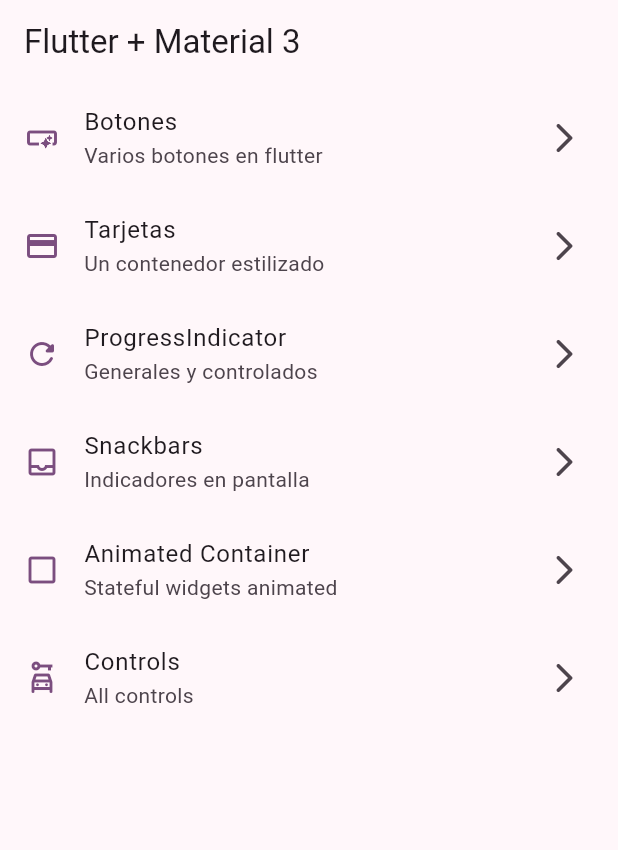
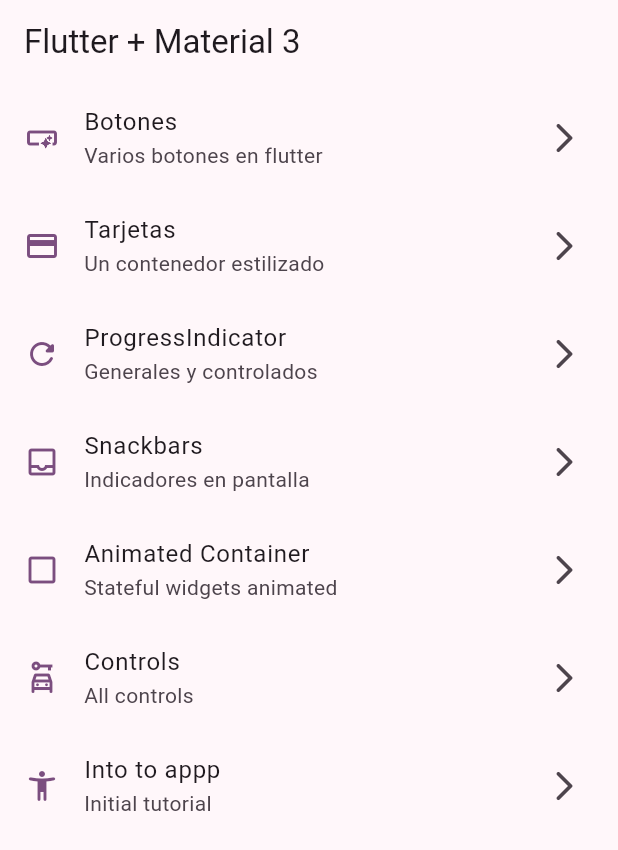
Before and after one commit to UrielCisneros/widgets_app, a Flutter app: the screen it shows after launch, on a phone screen of 412 x 824 dp. Shown: the top 850 px of the screen. Run offline on Flutter 3.47's test engine with Material 2 defaults, Android fonts, the phone set to English and light mode, and no system bars; our stand-ins replace go_router.

```diff
--- a/lib/config/menu/menu_items.dart
+++ b/lib/config/menu/menu_items.dart
@@ -43,6 +43,11 @@ const appMenuItems = <MenuItems>[
       title: "Controls",
       subTitle: "All controls",
       link: "/ui_controls",
-      icon: Icons.car_rental_outlined)
+      icon: Icons.car_rental_outlined),
+  MenuItems(
+      title: "Into to appp",
+      subTitle: "Initial tutorial",
+      link: "/app_tutorial",
+      icon: Icons.accessibility_new_rounded)
   // MenuItems(title: "", subTitle: subTitle, link: link, icon: icon)
 ];
--- a/lib/presentation/screens/app_tutorial/app_tutorial_screen.dart
+++ b/lib/presentation/screens/app_tutorial/app_tutorial_screen.dart
@@ -7,6 +7,10 @@ class AppTutorialScreen extends StatelessWidget {
 
   @override
   Widget build(BuildContext context) {
-    return const Placeholder();
+    return Scaffold(
+      appBar: AppBar(
+        title: const Text("Tutoria app"),
+      ),
+    );
   }
 }
--- a/pubspec.yaml
+++ b/pubspec.yaml
@@ -18,3 +18,6 @@ dev_dependencies:
 
 flutter:
   uses-material-design: true
+
+assets:
+  - assets/images/
```
Also changed, not shown: 1 other file.
